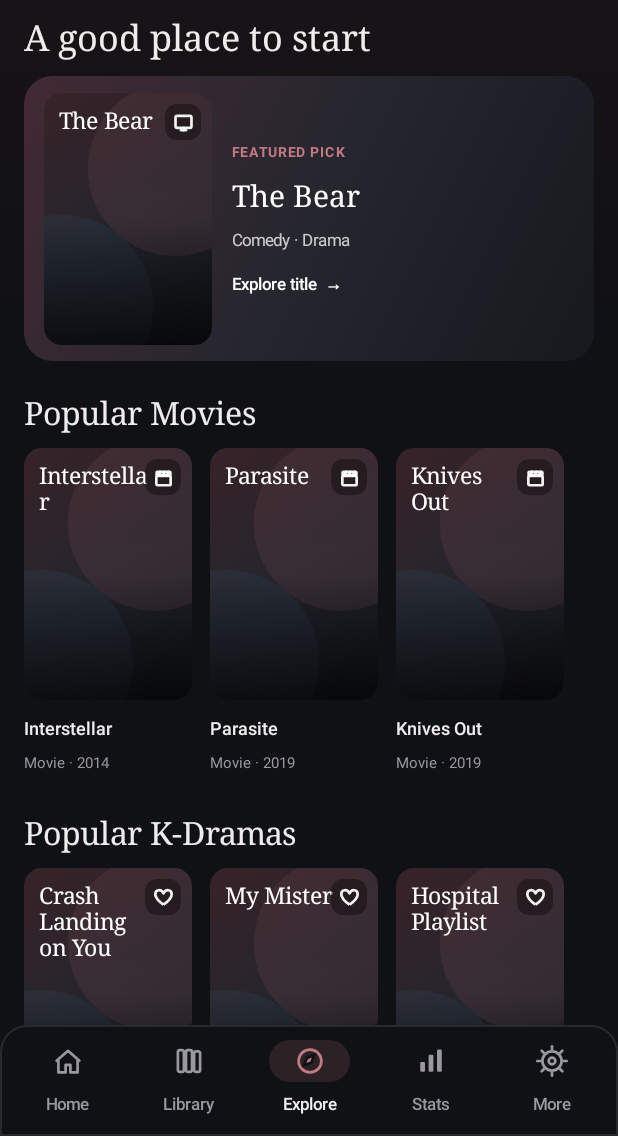
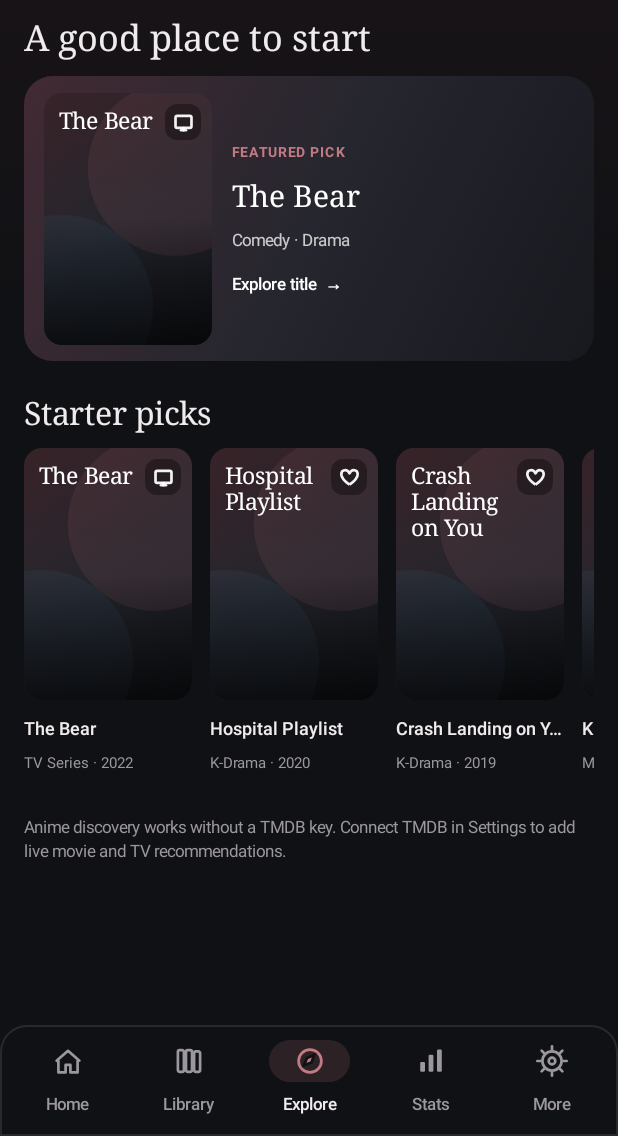
Before and after one commit to 777-hub-cell/spider, an Android app built with Jetpack Compose: the screen it shows after launch (MainActivity), item 3 of the bottom bar chosen, on a phone screen of 412 x 824 dp, the part 100-1236 px from its top. Run offline under Robolectric (Android 15) with nearby library versions, the phone set to English and light mode, and no system bars; our stand-ins replace Room's generated code; pictures from the network do not load.

Commit message:
Label offline recommendations as starter picks

```diff
--- a/android/app/src/main/java/com/vistora/android/ui/screens/ExploreScreen.kt
+++ b/android/app/src/main/java/com/vistora/android/ui/screens/ExploreScreen.kt
@@ -156,13 +156,16 @@ fun ExploreScreen(
                     }
                 }
                 if (library.isNotEmpty() && ranked.isNotEmpty()) item { Shelf("Picked for you",ranked.take(12),onOpenTitle) }
+                if (available.isEmpty() && fallback.isNotEmpty()) item { Shelf("Starter picks",ranked.take(12),onOpenTitle) }
                 if (topGenre != null) {
                     val genrePicks = ranked.filter { result -> result.genres.any { it.equals(topGenre,true) } }
                     if (genrePicks.isNotEmpty()) item { Shelf("Because you like " + topGenre,genrePicks.take(12),onOpenTitle) }
                 }
-                MediaType.entries.forEach { type ->
-                    val titles = catalogue.filter { it.type == type }
-                    if (titles.isNotEmpty()) item { Shelf("Popular " + type.category,titles.take(12),onOpenTitle) }
+                if (available.isNotEmpty()) {
+                    MediaType.entries.forEach { type ->
+                        val titles = catalogue.filter { it.type == type }
+                        if (titles.isNotEmpty()) item { Shelf("Popular " + type.category,titles.take(12),onOpenTitle) }
+                    }
                 }
                 if (catalogue.isEmpty() && !discoveryState.isLoading) {
                     item {
```
